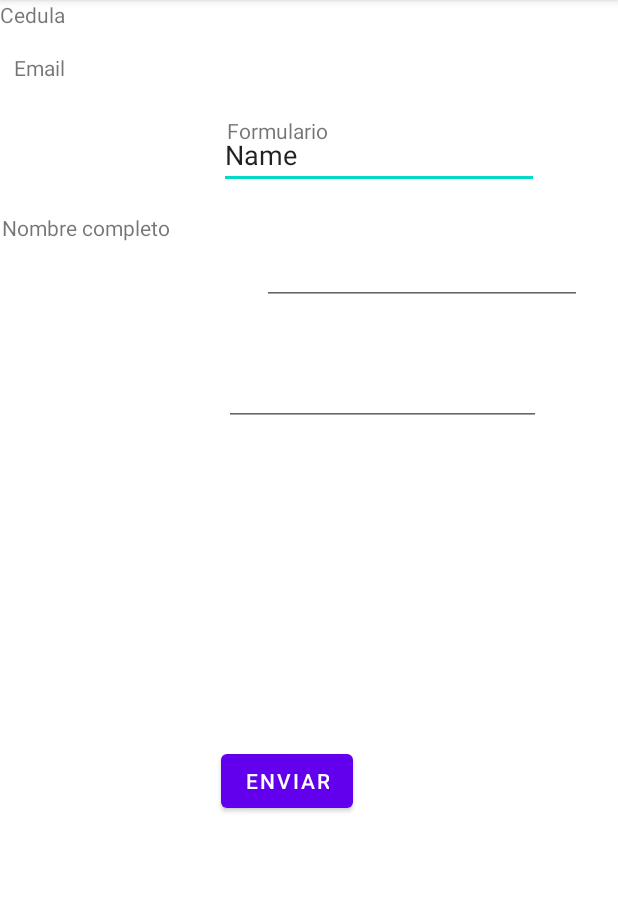
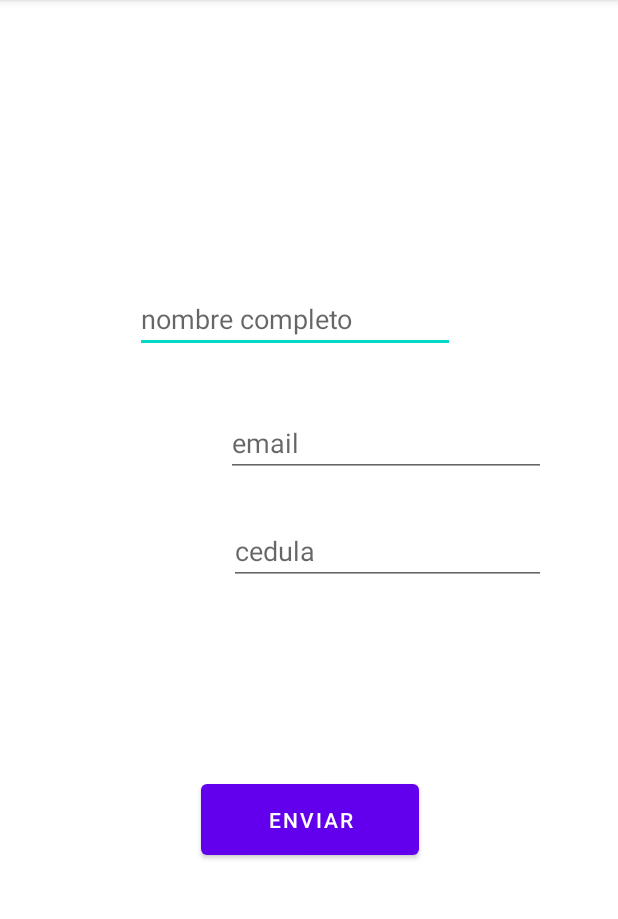
Before and after one commit to antida1/TrabajoSistemasOperativos, an Android app: the screen it shows after launch (MainActivity), on a phone screen of 412 x 824 dp, the part 84-1003 px from its top. Run offline under Robolectric (Android 15) with nearby library versions, the phone set to English and light mode, and no system bars.

Commit message:
Se modifica el formulario de registro, ajustando el diseño

```diff
--- a/app/src/main/res/layout/activity_main.xml
+++ b/app/src/main/res/layout/activity_main.xml
@@ -7,83 +7,78 @@
         android:layout_height="match_parent"
         tools:context=".MainActivity">
     <TextView
-            android:text="Email"
-            android:layout_width="61dp"
-            android:layout_height="22dp" android:id="@+id/textView2"
-            android:layout_marginBottom="65dp"
-            app:layout_constraintBottom_toTopOf="@+id/textView3" app:layout_constraintStart_toStartOf="parent"
-            android:layout_marginLeft="65dp" android:layout_marginStart="65dp"
-            app:layout_constraintEnd_toStartOf="@+id/editTextTextEmailAddress" android:layout_marginEnd="8dp"
-            android:layout_marginRight="8dp" app:layout_constraintTop_toBottomOf="@+id/editTextTextEmailAddress"
-            app:layout_constraintVertical_bias="0.578"/>
+            android:layout_width="115dp"
+            android:layout_height="23dp" android:id="@+id/textView2"
+            android:textStyle="bold" android:layout_marginTop="61dp"
+            app:layout_constraintTop_toBottomOf="@+id/textView" app:layout_constraintStart_toStartOf="parent"
+            android:layout_marginLeft="14dp" android:layout_marginStart="14dp" tools:text="@string/email"/>
+    <TextView
+            android:layout_width="294dp"
+            android:layout_height="62dp"
+            android:id="@+id/textView4"
+            android:textColor="#0A27DC" android:textSize="24sp"
+            android:textStyle="bold" android:shadowColor="#151A1E" app:layout_constraintTop_toTopOf="parent"
+            app:layout_constraintEnd_toEndOf="parent"
+            app:layout_constraintStart_toStartOf="parent" app:layout_constraintBottom_toBottomOf="parent"
+            app:layout_constraintHorizontal_bias="0.452" app:layout_constraintVertical_bias="0.073"
+            android:layout_marginBottom="62dp" android:layout_marginRight="40dp" android:layout_marginEnd="40dp"
+            android:layout_marginLeft="40dp" android:layout_marginStart="40dp" android:layout_marginTop="10dp"
+            tools:text="@string/titulo_registro"/>
+    <Button
+            android:layout_width="145dp"
+            android:layout_height="59dp" android:id="@+id/button"
+            app:layout_constraintBottom_toBottomOf="parent"
+            android:layout_marginBottom="176dp" app:layout_constraintStart_toStartOf="parent"
+            android:layout_marginLeft="147dp" android:layout_marginStart="147dp" android:layout_marginEnd="176dp"
+            android:layout_marginRight="176dp" app:layout_constraintEnd_toEndOf="parent"
+            app:layout_constraintHorizontal_bias="0.245" android:layout_marginTop="110dp"
+            app:layout_constraintTop_toBottomOf="@+id/editTextNumber" android:text="@string/boton_enviar"/>
     <TextView
             android:layout_width="wrap_content"
-            android:layout_height="wrap_content"
-            android:text="Formulario"
-            app:layout_constraintBottom_toBottomOf="parent"
-            app:layout_constraintLeft_toLeftOf="parent"
-            app:layout_constraintRight_toRightOf="parent"
-            app:layout_constraintTop_toTopOf="parent" app:layout_constraintVertical_bias="0.103"
-            app:layout_constraintHorizontal_bias="0.44" android:id="@+id/textView4"/>
-    <Button
-            android:text="Enviar"
-            android:layout_width="wrap_content"
-            android:layout_height="wrap_content" android:id="@+id/button"
-            app:layout_constraintBottom_toBottomOf="parent"
-            android:layout_marginBottom="271dp" app:layout_constraintStart_toStartOf="parent"
-            android:layout_marginLeft="147dp" android:layout_marginStart="147dp" android:layout_marginEnd="176dp"
-            android:layout_marginRight="176dp" app:layout_constraintEnd_toEndOf="parent" android:layout_marginTop="99dp"
-            app:layout_constraintTop_toBottomOf="@+id/editTextNumber" app:layout_constraintHorizontal_bias="0.0"/>
+            android:layout_height="wrap_content" android:id="@+id/textView"
+            app:layout_constraintStart_toStartOf="parent"
+            app:layout_constraintTop_toBottomOf="@+id/textView4"
+            android:layout_marginTop="96dp" android:layout_marginLeft="14dp" android:layout_marginStart="14dp"
+            android:textStyle="bold" tools:text="@string/nombre_completo"/>
     <TextView
-            android:text="Nombre completo"
-            android:layout_width="wrap_content"
-            android:layout_height="wrap_content" android:id="@+id/textView"
-            android:layout_marginBottom="35dp"
-            app:layout_constraintBottom_toTopOf="@+id/textView2"
-            app:layout_constraintEnd_toStartOf="@+id/editTextTextPersonName" android:layout_marginEnd="15dp"
-            android:layout_marginRight="15dp" app:layout_constraintTop_toTopOf="parent"
-            android:layout_marginTop="142dp" app:layout_constraintStart_toStartOf="parent"
-            app:layout_constraintVertical_bias="0.0"/>
-    <TextView
-            android:text="Cedula"
-            android:layout_width="wrap_content"
-            android:layout_height="wrap_content" android:id="@+id/textView3" tools:layout_editor_absoluteY="280dp"
-            tools:layout_editor_absoluteX="16dp"/>
+            android:layout_width="115dp"
+            android:layout_height="20dp" android:id="@+id/textView3"
+            android:textStyle="bold" android:layout_marginTop="50dp"
+            app:layout_constraintTop_toBottomOf="@+id/textView2" app:layout_constraintStart_toStartOf="parent"
+            android:layout_marginLeft="14dp" android:layout_marginStart="14dp" tools:text="@string/cedula"/>
     <EditText
             android:layout_width="wrap_content"
             android:layout_height="wrap_content"
             android:inputType="textPersonName"
-            android:text="Name"
             android:ems="10"
             android:id="@+id/editTextTextPersonName"
-            android:layout_marginEnd="51dp" android:layout_marginRight="51dp"
-            app:layout_constraintEnd_toEndOf="parent" android:layout_marginBottom="16dp"
-            app:layout_constraintBottom_toTopOf="@+id/editTextTextEmailAddress" android:layout_marginLeft="15dp"
-            android:layout_marginStart="15dp" app:layout_constraintStart_toEndOf="@+id/textView"
-            android:layout_marginTop="32dp" app:layout_constraintTop_toBottomOf="@+id/textView4"/>
+            android:layout_marginEnd="48dp" android:layout_marginRight="48dp"
+            app:layout_constraintEnd_toEndOf="parent"
+            android:layout_marginTop="72dp" app:layout_constraintTop_toBottomOf="@+id/textView4"
+            android:layout_marginLeft="15dp" android:layout_marginStart="15dp"
+            app:layout_constraintStart_toEndOf="@+id/textView"
+            android:hint="nombre completo"/>
     <EditText
             android:layout_width="wrap_content"
             android:layout_height="wrap_content"
             android:inputType="textEmailAddress"
             android:ems="10"
             android:id="@+id/editTextTextEmailAddress"
-            android:layout_marginBottom="23dp"
-            app:layout_constraintBottom_toTopOf="@+id/editTextNumber"
-            app:layout_constraintEnd_toEndOf="parent" android:layout_marginTop="16dp"
-            app:layout_constraintTop_toBottomOf="@+id/editTextTextPersonName" android:layout_marginLeft="96dp"
-            android:layout_marginStart="96dp" app:layout_constraintStart_toEndOf="@+id/textView2"
-            android:layout_marginRight="80dp" android:layout_marginEnd="80dp"/>
+            app:layout_constraintEnd_toEndOf="parent"
+            android:layout_marginRight="48dp" android:layout_marginEnd="48dp" android:layout_marginTop="37dp"
+            app:layout_constraintTop_toBottomOf="@+id/editTextTextPersonName" android:layout_marginLeft="21dp"
+            android:layout_marginStart="21dp" app:layout_constraintStart_toEndOf="@+id/textView2"
+            android:hint="email"/>
     <EditText
             android:layout_width="211dp"
             android:layout_height="42dp"
             android:inputType="number"
             android:ems="10"
             android:id="@+id/editTextNumber"
-            android:layout_marginBottom="113dp"
-            app:layout_constraintBottom_toTopOf="@+id/button" android:layout_marginEnd="51dp"
-            android:layout_marginRight="51dp" app:layout_constraintEnd_toEndOf="parent" android:layout_marginTop="15dp"
-            app:layout_constraintTop_toBottomOf="@+id/editTextTextEmailAddress" android:layout_marginLeft="88dp"
-            android:layout_marginStart="88dp" app:layout_constraintStart_toEndOf="@+id/textView3"
-            app:layout_constraintHorizontal_bias="1.0"/>
+            android:layout_marginEnd="48dp" android:layout_marginRight="48dp"
+            app:layout_constraintEnd_toEndOf="parent" android:layout_marginTop="30dp"
+            app:layout_constraintTop_toBottomOf="@+id/editTextTextEmailAddress" android:layout_marginLeft="23dp"
+            android:layout_marginStart="23dp" app:layout_constraintStart_toEndOf="@+id/textView3"
+            android:hint="cedula"/>
 
 </androidx.constraintlayout.widget.ConstraintLayout>
--- a/app/src/main/res/values/strings.xml
+++ b/app/src/main/res/values/strings.xml
@@ -1,3 +1,8 @@
 <resources>
     <string name="app_name">TrabajoSo</string>
+    <string name="titulo_registro">Formulario de Registro</string>
+    <string name="nombre_completo">Nombre completo: </string>
+    <string name="email">Email:  </string>
+    <string name="cedula">Cédula:  </string>
+    <string name="boton_enviar">Enviar  </string>
 </resources>
```
